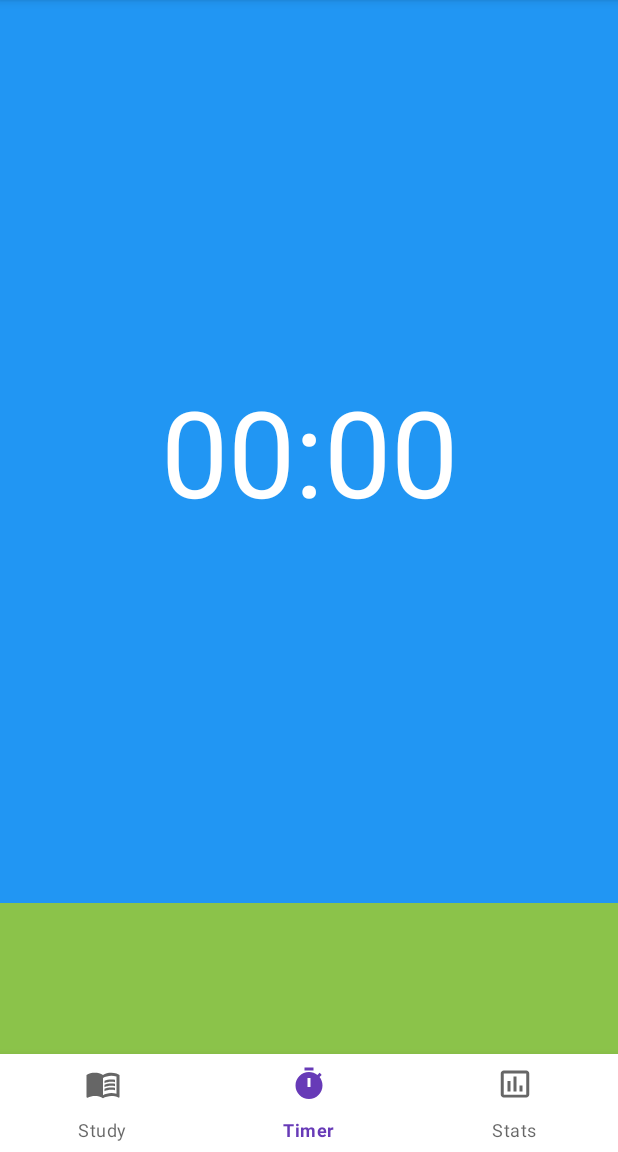
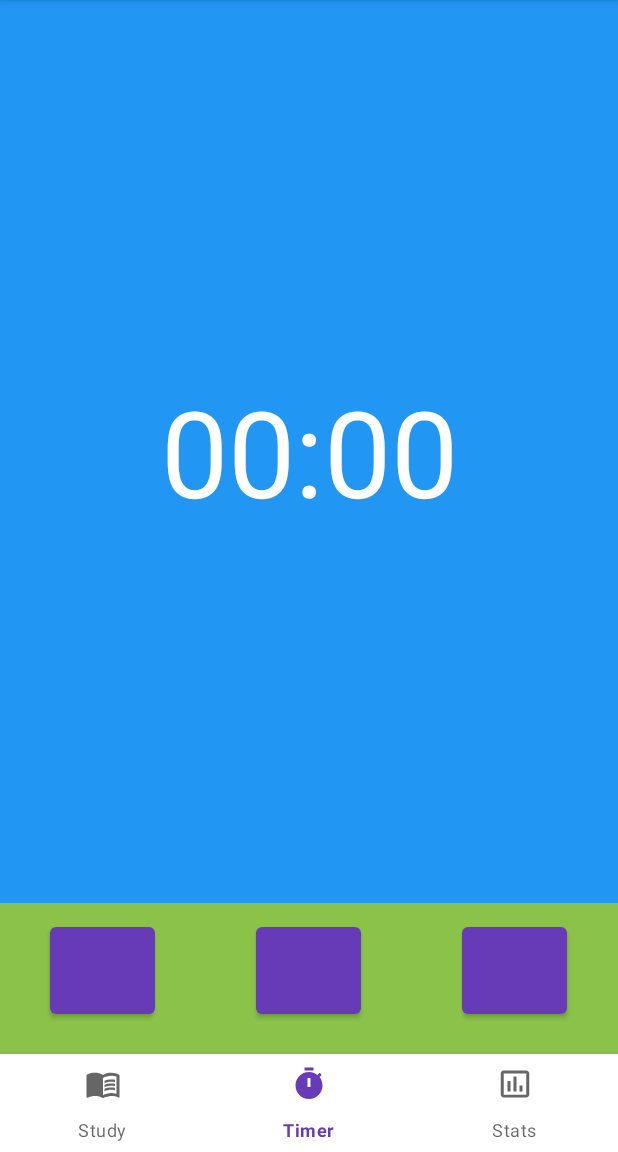
Before and after one commit to HarelPolak/BagrutProject, an Android app: the screen it shows after launch (MainActivity), on a phone screen of 412 x 824 dp, the part 84-1236 px from its top. Run offline under Robolectric (Android 15) with nearby library versions, the phone set to English and light mode, and no system bars.

Commit message:
timer buttons

```diff
--- a/app/src/main/java/com/example/bagrutproject/TimerFragment.java
+++ b/app/src/main/java/com/example/bagrutproject/TimerFragment.java
@@ -44,7 +44,7 @@ public class TimerFragment extends Fragment implements View.OnTouchListener {
         if(view == view_timer_fragment){
             if(motionEvent.getAction() == MotionEvent.ACTION_DOWN){
                 tvTimer.setTextColor(Color.RED);
-                handler.postDelayed(runnable, 700);
+                handler.postDelayed(runnable, 500);
                 return true;
             }
             else if(motionEvent.getAction() == MotionEvent.ACTION_UP){
--- a/app/src/main/res/layout/fragment_timer.xml
+++ b/app/src/main/res/layout/fragment_timer.xml
@@ -33,6 +33,48 @@
         android:background="@color/green"
         android:orientation="horizontal">
 
+        <LinearLayout
+            android:layout_width="0dp"
+            android:layout_height="match_parent"
+            android:layout_weight="1"
+            android:orientation="vertical">
+
+            <Button
+                android:layout_width="70dp"
+                android:layout_height="70dp"
+                android:layout_gravity="center"
+                android:layout_margin="10dp"/>
+
+        </LinearLayout>
+
+        <LinearLayout
+            android:layout_width="0dp"
+            android:layout_height="match_parent"
+            android:layout_weight="1"
+            android:orientation="vertical">
+
+            <Button
+                android:layout_width="70dp"
+                android:layout_height="70dp"
+                android:layout_gravity="center"
+                android:layout_margin="10dp"/>
+
+        </LinearLayout>
+
+        <LinearLayout
+            android:layout_width="0dp"
+            android:layout_height="match_parent"
+            android:layout_weight="1"
+            android:orientation="vertical">
+
+            <Button
+                android:layout_width="70dp"
+                android:layout_height="70dp"
+                android:layout_gravity="center"
+                android:layout_margin="10dp"/>
+
+        </LinearLayout>
+
     </LinearLayout>
 
 </LinearLayout>
```
